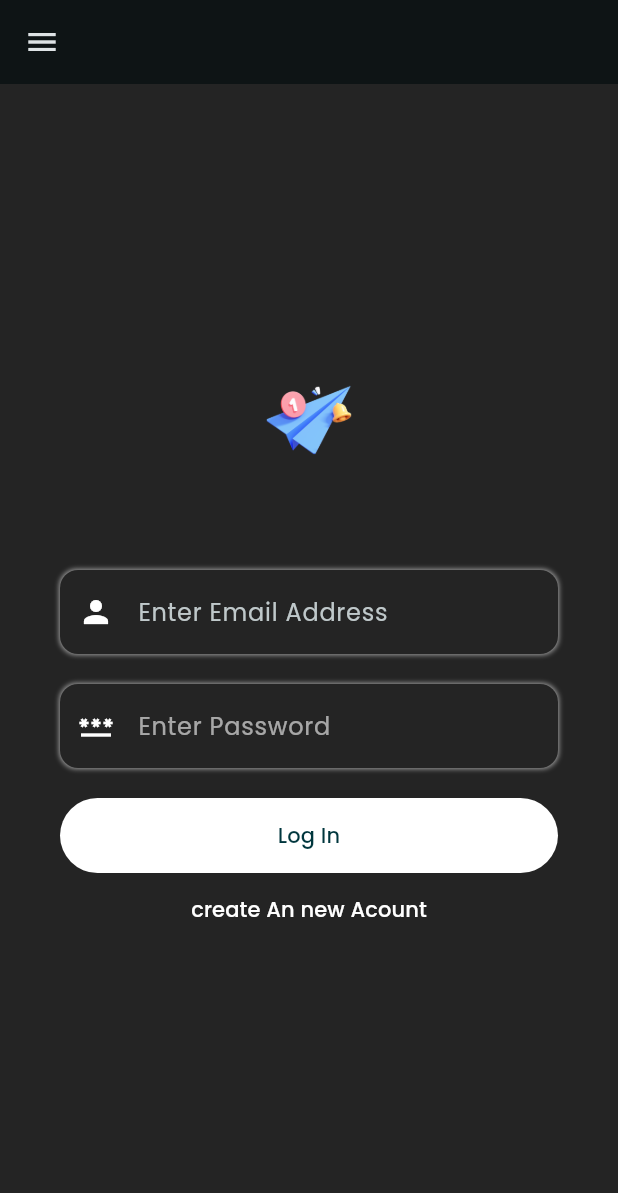
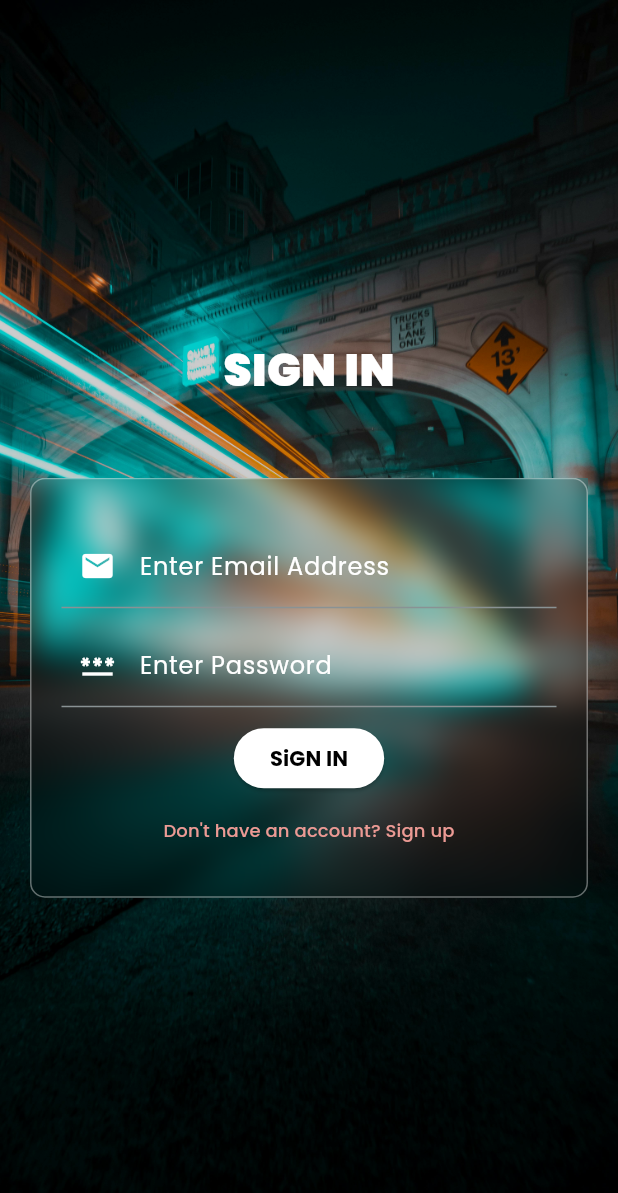
Before and after one commit to azizarrahmanmiju/Flutter-chat-app, a Flutter app: the screen it shows after launch, on a phone screen of 412 x 824 dp. Shown: the top 1193 px of the screen. Run offline on Flutter 3.47's test engine with Material 3 defaults, Android fonts, the light colour scheme and no system bars; our stand-ins replace cloud_firestore, file_picker, firebase_auth, firebase_core, firebase_storage, flutter_riverpod and 3 more; accounts and stored records are empty.

Commit message:
Better Ui-glashmorphism ui created for auth

```diff
--- a/lib/Screen/Auth.dart
+++ b/lib/Screen/Auth.dart
@@ -1,6 +1,9 @@
 import 'dart:io';
+import 'dart:ui';
 
+import 'package:chat_app/Themes/themes.dart';
 import 'package:chat_app/widget/Imagepicker.dart';
+import 'package:chat_app/widget/authtextfield.dart';
 import 'package:chat_app/widget/drawercontent.dart';
 import 'package:cloud_firestore/cloud_firestore.dart';
 import 'package:firebase_auth/firebase_auth.dart';
@@ -79,7 +82,7 @@ class _AuthScreen extends State<AuthScreen> {
         if (error.code == 'email-already-in-use') {
           ScaffoldMessenger.of(context).clearSnackBars();
           ScaffoldMessenger.of(context).showSnackBar(
-            SnackBar(content: Text('email allready Used')),
+            const SnackBar(content: Text('email allready Used')),
           );
         } else {
           ScaffoldMessenger.of(context).clearSnackBars();
@@ -99,66 +102,66 @@ class _AuthScreen extends State<AuthScreen> {
 
     return Scaffold(
       key: _scaffoldkey,
-      drawer: Drawercontent(),
-      appBar: AppBar(
-        leading: InkWell(
-            onTap: () {
-              _scaffoldkey.currentState!.openDrawer();
-            },
-            child: Icon(Icons.menu)),
+      body: Stack(
+        children: [
+          Image.asset(
+            'lib/icons/authback.jpg',
+            height: double.infinity,
+            width: double.infinity,
+            fit: BoxFit.cover,
           ),
-      body: Padding(
-        padding: const EdgeInsets.symmetric(
-          horizontal: 40,
-          vertical: 20,
+          Container(
+            height: double.infinity,
+            width: double.infinity,
+            color: Colors.black.withOpacity(0.2),
           ),
+          Padding(
+            padding: const EdgeInsets.all(20.0),
             child: Center(
               child: SingleChildScrollView(
+                child: Expanded(
                   child: Column(
                     mainAxisAlignment: MainAxisAlignment.center,
                     children: [
-              if (_islogin)
-                Image.asset(
-                  'assets/images/logo.png',
-                  height: 60,
+                      Text(
+                        _islogin ? "SIGN IN" : "SING UP",
+                        style: const TextStyle(
+                            fontSize: 30,
+                            color: Colors.white,
+                            fontWeight: FontWeight.w900),
                       ),
                       const SizedBox(
                         height: 30,
                       ),
                       if (!_islogin)
                         PickImage(onpickimage: (image) {
-                  setState(() {
                           _Selectediamge = image;
-                  });
                         }),
-              const SizedBox(
-                height: 20,
+                      const SizedBox(height: 20),
+                      ClipRect(
+                        child: BackdropFilter(
+                          filter: ImageFilter.blur(
+                            sigmaY: 10.0,
+                            sigmaX: 10.0,
                           ),
-              Form(
+                          child: Container(
+                            padding: const EdgeInsets.all(20),
+                            decoration: BoxDecoration(
+                              borderRadius: BorderRadius.circular(10),
+                              border: Border.all(
+                                color: Colors.white38,
+                                width: 1,
+                              ),
+                            ),
+                            child: Form(
                               key: _formkey,
                               child: Column(
+                                mainAxisAlignment: MainAxisAlignment.center,
                                 children: [
                                   if (!_islogin)
-                      Container(
-                        alignment: Alignment.center,
-                        width: double.infinity,
-                        decoration: BoxDecoration(
-                          color: Theme.of(context).colorScheme.background,
-                          borderRadius: BorderRadius.circular(12),
-                          boxShadow: const [
-                            BoxShadow(
-                              blurRadius: 2, // soften the shadow
-                              spreadRadius: 0.2, //extend the shadow
-                              color: Colors.grey,
-                              blurStyle: BlurStyle.normal,
-                            )
-                          ],
-                        ),
-                        clipBehavior: Clip.hardEdge,
-                        child: TextFormField(
-                          style: TextStyle(
-                            color: Theme.of(context).colorScheme.onBackground,
-                          ),
+                                    TextFormField(
+                                      style:
+                                          const TextStyle(color: Colors.white),
                                       cursorColor: _colorpallet.onBackground,
                                       onSaved: (newValue) {
                                         setState(() {
@@ -167,43 +170,25 @@ class _AuthScreen extends State<AuthScreen> {
                                       },
                                       autocorrect: false,
                                       validator: (value) {
-                            if (value == null || value.trim().isEmpty) {
+                                        if (value == null ||
+                                            value.trim().isEmpty) {
                                           return '';
                                         }
                                         return null;
                                       },
-                          decoration: InputDecoration(
-                            border: InputBorder.none,
+                                      decoration: const InputDecoration(
                                         prefixIcon: Icon(Icons.person,
-                                color: _colorpallet.onBackground),
-                            label: const Text(
-                              "Enter User name",
+                                            color: Colors.white),
+                                        label: Text("Enter User name",
+                                            style:
+                                                TextStyle(color: Colors.white)),
                                       ),
                                     ),
-                        ),
-                      ),
-                    const SizedBox(
-                      height: 20,
-                    ),
-                    Container(
-                      alignment: Alignment.center,
-                      width: double.infinity,
-                      decoration: BoxDecoration(
-                        color: Theme.of(context).colorScheme.background,
-                        borderRadius: BorderRadius.circular(12),
-                        boxShadow: const [
-                          BoxShadow(
-                            blurRadius: 2, // soften the shadow
-                            spreadRadius: 0.2, //extend the shadow
-                            color: Colors.grey,
-                            blurStyle: BlurStyle.normal,
-                          )
-                        ],
-                      ),
-                      clipBehavior: Clip.hardEdge,
-                      child: TextFormField(
-                        style: TextStyle(
-                            color: Theme.of(context).colorScheme.onBackground),
+                                  const SizedBox(height: 10),
+
+                                  //==============
+                                  TextFormField(
+                                    style: const TextStyle(color: Colors.white),
                                     keyboardType: TextInputType.text,
                                     onSaved: (newValue) {
                                       setState(() {
@@ -219,34 +204,18 @@ class _AuthScreen extends State<AuthScreen> {
                                       }
                                       return null;
                                     },
-                        decoration: InputDecoration(
-                          border: InputBorder.none,
-                          prefixIcon: Icon(Icons.person,
-                              color: Theme.of(context).colorScheme.primary),
-                          label: const Text("Enter Email Address"),
+                                    decoration: const InputDecoration(
+                                      prefixIcon:
+                                          Icon(Icons.mail, color: Colors.white),
+                                      label: Text(
+                                        "Enter Email Address",
+                                        style: TextStyle(color: Colors.white),
                                       ),
                                     ),
                                   ),
-                    const SizedBox(
-                      height: 20,
-                    ),
-                    Container(
-                      width: double.infinity,
-                      decoration: BoxDecoration(
-                        color: Theme.of(context).colorScheme.background,
-                        borderRadius: BorderRadius.circular(12),
-                        boxShadow: const [
-                          BoxShadow(
-                            blurRadius: 2, // soften the shadow
-                            spreadRadius: 0.2, //extend the shadow
-                            color: Colors.grey,
-                            blurStyle: BlurStyle.normal,
-                          )
-                        ],
-                      ),
-                      clipBehavior: Clip.hardEdge,
-                      child: TextFormField(
-                        style: TextStyle(color: _colorpallet.primary),
+                                  const SizedBox(height: 10),
+                                  TextFormField(
+                                    style: TextStyle(color: Colors.white),
                                     onSaved: (newValue) {
                                       setState(() {
                                         _enteredpassword = newValue!;
@@ -269,31 +238,37 @@ class _AuthScreen extends State<AuthScreen> {
                                             .primary
                                             .withOpacity(0.6),
                                       ),
-                          border: InputBorder.none,
-                          prefixIcon: Icon(
+                                      prefixIcon: const Icon(
                                         Icons.password,
-                            color: Theme.of(context).colorScheme.primary,
+                                        color: Colors.white,
                                       ),
-                          label: Text("Enter Password"),
-                          filled: true,
-                          fillColor: Theme.of(context)
-                              .colorScheme
-                              .background
-                              .withOpacity(0),
+                                      label: const Text(
+                                        "Enter Password",
+                                        style: TextStyle(color: Colors.white),
                                       ),
                                     ),
                                   ),
-                    const SizedBox(
-                      height: 20,
+
+                                  //========
+
+                                  const SizedBox(height: 10),
+
+                                  if (_isauthenticating)
+                                    const CircularProgressIndicator(),
+                                  if (!_isauthenticating)
+                                    ElevatedButton(
+                                      style: ButtonStyle(
+                                        backgroundColor:
+                                            MaterialStateProperty.all(
+                                                const Color.fromARGB(
+                                                    255, 255, 255, 255)),
                                       ),
-                    if (_isauthenticating) CircularProgressIndicator(),
-                    if (!_isauthenticating)
-                      FilledButton(
                                       onPressed: Submit,
-                        // ignore: sort_child_properties_last
-                        child: Text(_islogin ? "Log In" : "Sing Up"),
-                        style: FilledButton.styleFrom(
-                          fixedSize: const Size(double.maxFinite, 50),
+                                      child: Text(
+                                        _islogin ? "SiGN IN" : "SIGN UP",
+                                        style: const TextStyle(
+                                            color: Colors.black,
+                                            fontWeight: FontWeight.bold),
                                       ),
                                     ),
                                   if (!_isauthenticating)
@@ -303,16 +278,28 @@ class _AuthScreen extends State<AuthScreen> {
                                             _islogin = !_islogin;
                                           });
                                         },
-                        child: Text(_islogin
-                            ? "create An new Acount"
-                            : "already have an account"),
-                      )
+                                        child: Text(
+                                          _islogin
+                                              ? "Don't have an account? Sign up"
+                                              : "Already have an",
+                                          style: const TextStyle(
+                                              color: const Color.fromARGB(
+                                                  255, 236, 154, 148),
+                                              fontSize: 12),
+                                        ))
                                 ],
+                              ),
+                            ),
+                          ),
                         ),
                       )
                     ],
                   ),
-        )),
+                ),
+              ),
+            ),
+          )
+        ],
       ),
     );
   }
--- a/lib/widget/Imagepicker.dart
+++ b/lib/widget/Imagepicker.dart
@@ -34,7 +34,10 @@ class _PickImage extends State<PickImage> {
   Widget build(BuildContext context) {
     Widget content = Center(
       child: IconButton(
-        icon: const Icon(Icons.image),
+        icon: const Icon(
+          Icons.image,
+          color: Colors.white,
+        ),
         onPressed: () {
           loadimage();
         },
@@ -62,11 +65,11 @@ class _PickImage extends State<PickImage> {
         height: 100,
         width: 100,
         decoration: BoxDecoration(
-          color: const Color.fromARGB(255, 223, 223, 223),
+          color: const Color.fromARGB(117, 100, 98, 98),
           borderRadius: BorderRadius.circular(100),
           border: Border.all(
             width: 2,
-            color: const Color.fromARGB(255, 209, 209, 209),
+            color: const Color.fromARGB(255, 255, 255, 255),
           ),
         ),
         child: Padding(
--- /dev/null
+++ b/lib/widget/authtextfield.dart
@@ -0,0 +1,42 @@
+import 'package:flutter/material.dart';
+
+class AuthTextField extends StatefulWidget {
+  const AuthTextField(
+      {super.key, required this.onValueSelected, required this.label});
+
+  final void Function(String value) onValueSelected;
+  final String label;
+
+  @override
+  State<AuthTextField> createState() => _AuthTextFieldState();
+}
+
+class _AuthTextFieldState extends State<AuthTextField> {
+  String? _selectedValue;
+
+  @override
+  Widget build(BuildContext context) {
+    return TextFormField(
+      style: const TextStyle(
+        color: Colors.white,
+      ),
+      decoration: InputDecoration(
+        labelText: widget.label,
+      ),
+      validator: (value) {
+        if (value == null || value.isEmpty) {
+          return 'Please enter some text';
+        }
+        return null;
+      },
+      onSaved: (newValue) {
+        if (newValue != null) {
+          setState(() {
+            _selectedValue = newValue;
+          });
+          widget.onValueSelected(_selectedValue!);
+        }
+      },
+    );
+  }
+}
--- a/lib/widget/chating.dart
+++ b/lib/widget/chating.dart
@@ -121,7 +121,7 @@ class _ChatingState extends ConsumerState<Chating> {
                                             color: isMe
                                                 ? Colors.black
                                                 : const Color.fromARGB(
-                                                    255, 51, 37, 37),
+                                                    255, 250, 250, 250),
                                           ),
                                         ),
                                   Padding(
@@ -145,7 +145,8 @@ class _ChatingState extends ConsumerState<Chating> {
                                               color: isMe
                                                   ? const Color.fromARGB(
                                                       186, 0, 0, 0)
-                                                  : Colors.white),
+                                                  : const Color.fromARGB(
+                                                      255, 201, 200, 200)),
                                         ),
                                         const SizedBox(width: 8),
                                         isMe
```
Also changed, not shown: lib/icons/authback.jpg (added), lib/icons/background.png (deleted), lib/icons/chatbuble.png (deleted), lib/icons/icons8-tick.svg (deleted), lib/icons/profile.jpg (deleted). Lines whose indentation alone changed are shown as unchanged.
